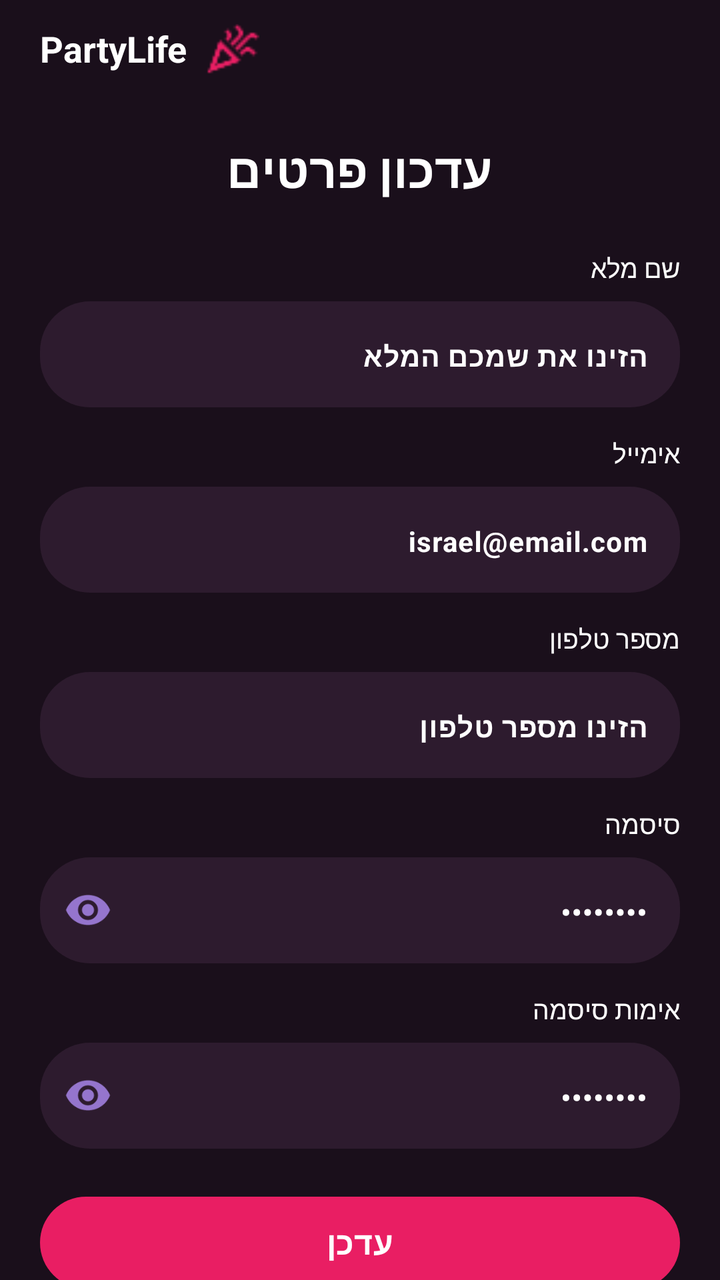
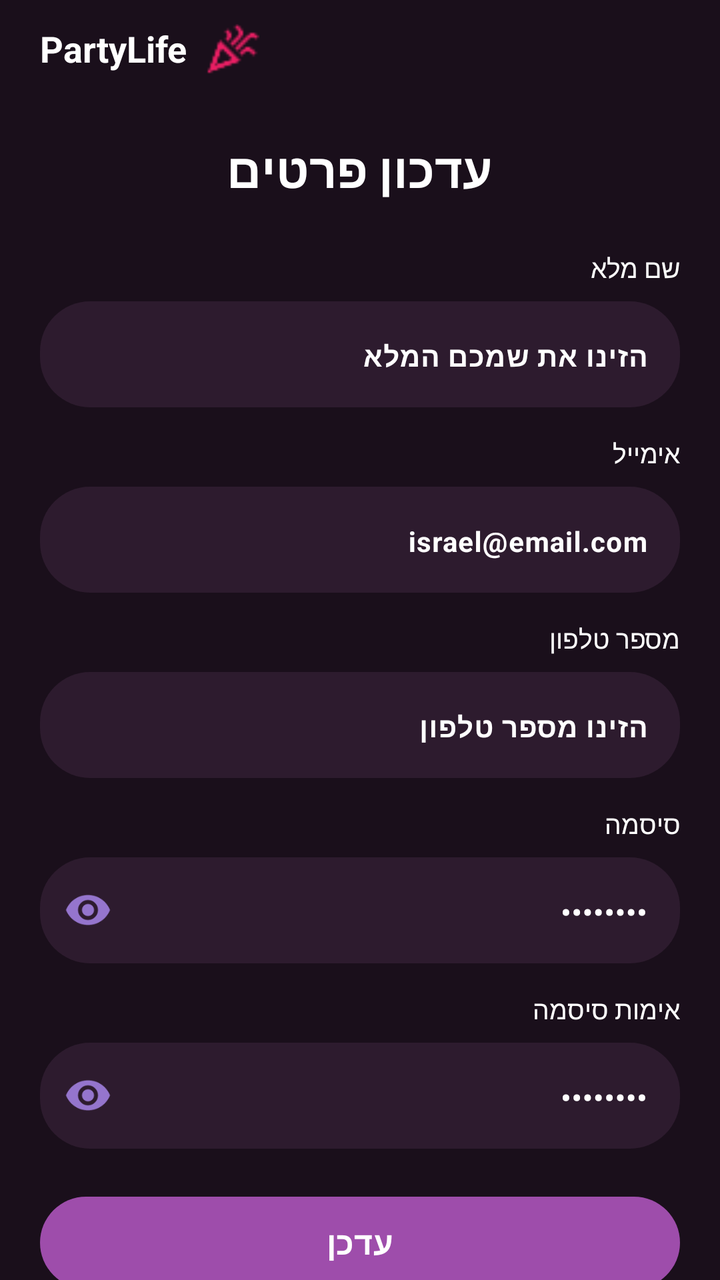

Two renders of the same Android screen: before a commit and after it. Below are the layout's source before the change and the commit's diff.
<!-- AndroidManifest.xml: application theme Theme.PartyLife -->
<!-- res/layout/activity_user_setting.xml -->
<?xml version="1.0" encoding="utf-8"?>
<ScrollView xmlns:android="http://schemas.android.com/apk/res/android"
    xmlns:app="http://schemas.android.com/apk/res-auto"
    android:layout_width="match_parent"
    android:layout_height="match_parent"
    android:background="#1A0F1B"
    android:fillViewport="true"
    android:id="@+id/usersetting"
    android:scrollbars="none">

    <androidx.constraintlayout.widget.ConstraintLayout
        android:layout_width="match_parent"
        android:layout_height="wrap_content"
        android:paddingStart="20dp"
        android:paddingEnd="20dp"
        android:paddingTop="12dp"
        android:paddingBottom="32dp"
        android:layoutDirection="rtl">

        
        <TextView
            android:id="@+id/tvAppTitle"
            android:layout_width="wrap_content"
            android:layout_height="wrap_content"
            android:text="PartyLife"
            android:textColor="#FFFFFF"
            android:textSize="18sp"
            android:textStyle="bold"
            app:layout_constraintEnd_toEndOf="parent"
            app:layout_constraintTop_toTopOf="parent" />

        <ImageView
            android:id="@+id/ivAppIcon"
            android:layout_width="28dp"
            android:layout_height="28dp"
            android:layout_marginEnd="8dp"
            android:src="@drawable/logo"
            app:layout_constraintBottom_toBottomOf="@id/tvAppTitle"
            app:layout_constraintEnd_toStartOf="@id/tvAppTitle"
            app:layout_constraintTop_toTopOf="@id/tvAppTitle"
            app:tint="#E91E63" />

        
        <TextView
            android:id="@+id/tvTitle"
            android:layout_width="0dp"
            android:layout_height="wrap_content"
            android:layout_marginTop="32dp"
            android:text="עדכון פרטים"
            android:textColor="#FFFFFF"
            android:textSize="24sp"
            android:textStyle="bold"
            android:gravity="center"
            app:layout_constraintEnd_toEndOf="parent"
            app:layout_constraintStart_toStartOf="parent"
            app:layout_constraintTop_toBottomOf="@+id/tvAppTitle" />

        
        <TextView
            android:id="@+id/tvNameLabel"
            android:layout_width="0dp"
            android:layout_height="wrap_content"
            android:layout_marginTop="24dp"
            android:text="שם מלא"
            android:textColor="#FFFFFF"
            android:textSize="13sp"
            android:gravity="start"
            app:layout_constraintEnd_toEndOf="parent"
            app:layout_constraintStart_toStartOf="parent"
            app:layout_constraintTop_toBottomOf="@id/tvTitle" />

        <com.google.android.material.textfield.TextInputLayout
            android:id="@+id/tilEFullName"
            style="@style/ThemeOverlay.App.TextInputLayout.WhiteText"
            android:layout_width="0dp"
            android:layout_height="wrap_content"
            android:layout_marginTop="8dp"
            android:hint="הזינו את שמכם המלא"
            android:layoutDirection="rtl"
            app:boxBackgroundColor="#2D1B2E"
            app:boxBackgroundMode="filled"
            app:boxCornerRadiusBottomEnd="25dp"
            app:boxCornerRadiusBottomStart="25dp"
            app:boxCornerRadiusTopEnd="25dp"
            app:boxCornerRadiusTopStart="25dp"
            app:boxStrokeWidth="0dp"
            app:layout_constraintEnd_toEndOf="parent"
            app:layout_constraintStart_toStartOf="parent"
            app:layout_constraintTop_toBottomOf="@id/tvNameLabel">

            <com.google.android.material.textfield.TextInputEditText
                android:id="@+id/etEFullName"
                android:layout_width="match_parent"
                android:layout_height="wrap_content"
                android:inputType="textPersonName"
                android:textSize="14sp"
                android:textStyle="bold"
                android:gravity="right"
                android:textDirection="rtl"
                android:imeOptions="actionNext"
                android:minHeight="50dp" />

        </com.google.android.material.textfield.TextInputLayout>

        
        <TextView
            android:id="@+id/tvEmailLabel"
            android:layout_width="0dp"
            android:layout_height="wrap_content"
            android:layout_marginTop="14dp"
            android:text="אימייל"
            android:textColor="#FFFFFF"
            android:textSize="13sp"
            android:gravity="start"
            app:layout_constraintEnd_toEndOf="parent"
            app:layout_constraintStart_toStartOf="parent"
            app:layout_constraintTop_toBottomOf="@id/tilEFullName" />

        <com.google.android.material.textfield.TextInputLayout
            android:id="@+id/tilEEmail"
            style="@style/ThemeOverlay.App.TextInputLayout.WhiteText"
            android:layout_width="0dp"
            android:layout_height="wrap_content"
            android:layout_marginTop="8dp"
            android:hint="israel@email.com"
            android:layoutDirection="rtl"
            app:boxBackgroundColor="#2D1B2E"
            app:boxBackgroundMode="filled"
            app:boxCornerRadiusBottomEnd="25dp"
            app:boxCornerRadiusBottomStart="25dp"
            app:boxCornerRadiusTopEnd="25dp"
            app:boxCornerRadiusTopStart="25dp"
            app:boxStrokeWidth="0dp"
            app:layout_constraintEnd_toEndOf="parent"
            app:layout_constraintStart_toStartOf="parent"
            app:layout_constraintTop_toBottomOf="@id/tvEmailLabel">

            <com.google.android.material.textfield.TextInputEditText
                android:id="@+id/etEEmail"
                android:layout_width="match_parent"
                android:layout_height="wrap_content"
                android:inputType="textEmailAddress"
                android:textSize="14sp"
                android:textStyle="bold"
                android:gravity="right"
                android:textDirection="rtl"
                android:imeOptions="actionNext"
                android:minHeight="50dp" />

        </com.google.android.material.textfield.TextInputLayout>

        
        <TextView
            android:id="@+id/tvPhoneLabel"
            android:layout_width="0dp"
            android:layout_height="wrap_content"
            android:layout_marginTop="14dp"
            android:text="מספר טלפון"
            android:textColor="#FFFFFF"
            android:textSize="13sp"
            android:gravity="start"
            app:layout_constraintEnd_toEndOf="parent"
            app:layout_constraintStart_toStartOf="parent"
            app:layout_constraintTop_toBottomOf="@id/tilEEmail" />

        <com.google.android.material.textfield.TextInputLayout
            android:id="@+id/tilEPhone"
            style="@style/ThemeOverlay.App.TextInputLayout.WhiteText"
            android:layout_width="0dp"
            android:layout_height="wrap_content"
            android:layout_marginTop="8dp"
            android:hint="הזינו מספר טלפון"
            android:layoutDirection="rtl"
            app:boxBackgroundColor="#2D1B2E"
            app:boxBackgroundMode="filled"
            app:boxCornerRadiusBottomEnd="25dp"
            app:boxCornerRadiusBottomStart="25dp"
            app:boxCornerRadiusTopEnd="25dp"
            app:boxCornerRadiusTopStart="25dp"
            app:boxStrokeWidth="0dp"
            app:layout_constraintEnd_toEndOf="parent"
            app:layout_constraintStart_toStartOf="parent"
            app:layout_constraintTop_toBottomOf="@id/tvPhoneLabel">

            <com.google.android.material.textfield.TextInputEditText
                android:id="@+id/etEPhone"
                android:layout_width="match_parent"
                android:layout_height="wrap_content"
                android:inputType="phone"
                android:textSize="14sp"
                android:textStyle="bold"
                android:gravity="right"
                android:textDirection="rtl"
                android:imeOptions="actionNext"
                android:minHeight="50dp" />

        </com.google.android.material.textfield.TextInputLayout>

        
        <TextView
            android:id="@+id/tvPasswordLabel"
            android:layout_width="0dp"
            android:layout_height="wrap_content"
            android:layout_marginTop="14dp"
            android:text="סיסמה"
            android:textColor="#FFFFFF"
            android:textSize="13sp"
            android:gravity="start"
            app:layout_constraintEnd_toEndOf="parent"
            app:layout_constraintStart_toStartOf="parent"
            app:layout_constraintTop_toBottomOf="@id/tilEPhone" />

        <com.google.android.material.textfield.TextInputLayout
            android:id="@+id/tilEPassword"
            style="@style/ThemeOverlay.App.TextInputLayout.WhiteText"
            android:layout_width="0dp"
            android:layout_height="wrap_content"
            android:layout_marginTop="8dp"
            android:hint="••••••••"
            android:layoutDirection="rtl"
            app:boxBackgroundColor="#2D1B2E"
            app:boxBackgroundMode="filled"
            app:boxCornerRadiusBottomEnd="25dp"
            app:boxCornerRadiusBottomStart="25dp"
            app:boxCornerRadiusTopEnd="25dp"
            app:boxCornerRadiusTopStart="25dp"
            app:boxStrokeWidth="0dp"
            app:endIconMode="password_toggle"
            app:endIconTint="#9575CD"
            app:layout_constraintEnd_toEndOf="parent"
            app:layout_constraintStart_toStartOf="parent"
            app:layout_constraintTop_toBottomOf="@id/tvPasswordLabel">

            <com.google.android.material.textfield.TextInputEditText
                android:id="@+id/etEPassword"
                android:layout_width="match_parent"
                android:layout_height="wrap_content"
                android:inputType="textPassword"
                android:textSize="14sp"
                android:textStyle="bold"
                android:gravity="right"
                android:textDirection="rtl"
                android:imeOptions="actionNext"
                android:minHeight="50dp" />

        </com.google.android.material.textfield.TextInputLayout>

        
        <TextView
            android:id="@+id/tvConfirmPasswordLabel"
            android:layout_width="0dp"
            android:layout_height="wrap_content"
            android:layout_marginTop="14dp"
            android:text="אימות סיסמה"
            android:textColor="#FFFFFF"
            android:textSize="13sp"
            android:gravity="start"
            app:layout_constraintEnd_toEndOf="parent"
            app:layout_constraintStart_toStartOf="parent"
            app:layout_constraintTop_toBottomOf="@id/tilEPassword" />

        <com.google.android.material.textfield.TextInputLayout
            android:id="@+id/tilEConfirmPassword"
            style="@style/ThemeOverlay.App.TextInputLayout.WhiteText"
            android:layout_width="0dp"
            android:layout_height="wrap_content"
            android:layout_marginTop="8dp"
            android:hint="••••••••"
            android:layoutDirection="rtl"
            app:boxBackgroundColor="#2D1B2E"
            app:boxBackgroundMode="filled"
            app:boxCornerRadiusBottomEnd="25dp"
            app:boxCornerRadiusBottomStart="25dp"
            app:boxCornerRadiusTopEnd="25dp"
            app:boxCornerRadiusTopStart="25dp"
            app:boxStrokeWidth="0dp"
            app:endIconMode="password_toggle"
            app:endIconTint="#9575CD"
            app:layout_constraintEnd_toEndOf="parent"
            app:layout_constraintStart_toStartOf="parent"
            app:layout_constraintTop_toBottomOf="@id/tvConfirmPasswordLabel">

            <com.google.android.material.textfield.TextInputEditText
                android:id="@+id/etEConfirmPassword"
                android:layout_width="match_parent"
                android:layout_height="wrap_content"
                android:inputType="textPassword"
                android:textSize="14sp"
                android:textStyle="bold"
                android:gravity="right"
                android:textDirection="rtl"
                android:imeOptions="actionDone"
                android:minHeight="50dp" />

        </com.google.android.material.textfield.TextInputLayout>

        
        <com.google.android.material.button.MaterialButton
            android:id="@+id/btEnRegister"
            android:layout_width="0dp"
            android:layout_height="54dp"
            android:layout_marginTop="20dp"
            android:text="עדכן"
            android:textColor="#FFFFFF"
            android:textSize="16sp"
            android:textStyle="bold"
            app:backgroundTint="#E91E63"
            app:cornerRadius="27dp"
            app:layout_constraintEnd_toEndOf="parent"
            app:layout_constraintStart_toStartOf="parent"
            app:layout_constraintTop_toBottomOf="@id/tilEConfirmPassword" />


    </androidx.constraintlayout.widget.ConstraintLayout>

</ScrollView>
<!-- resources referenced by this layout -->
<resources>
  <!-- drawable logo: png bitmap (drawable, 761 bytes) -->
  <style name="ThemeOverlay.App.TextInputLayout.WhiteText" parent="">
          <item name="android:textColorPrimary">#FFFFFF</item>
          <item name="android:textColorHint">#FFFFFF</item> 
      </style>
  <style name="Theme.PartyLife" parent="Base.Theme.PartyLife" />
  <style name="Base.Theme.PartyLife" parent="Theme.Material3.Dark.NoActionBar">
        
  
      </style>
</resources>

<!-- the commit's change to res/layout/activity_user_setting.xml (unified diff, before → after) -->
@@ -304,7 +304,7 @@
             android:textColor="#FFFFFF"
             android:textSize="16sp"
             android:textStyle="bold"
-            app:backgroundTint="#E91E63"
+            app:backgroundTint="#9E4DAB"
             app:cornerRadius="27dp"
             app:layout_constraintEnd_toEndOf="parent"
             app:layout_constraintStart_toStartOf="parent"
